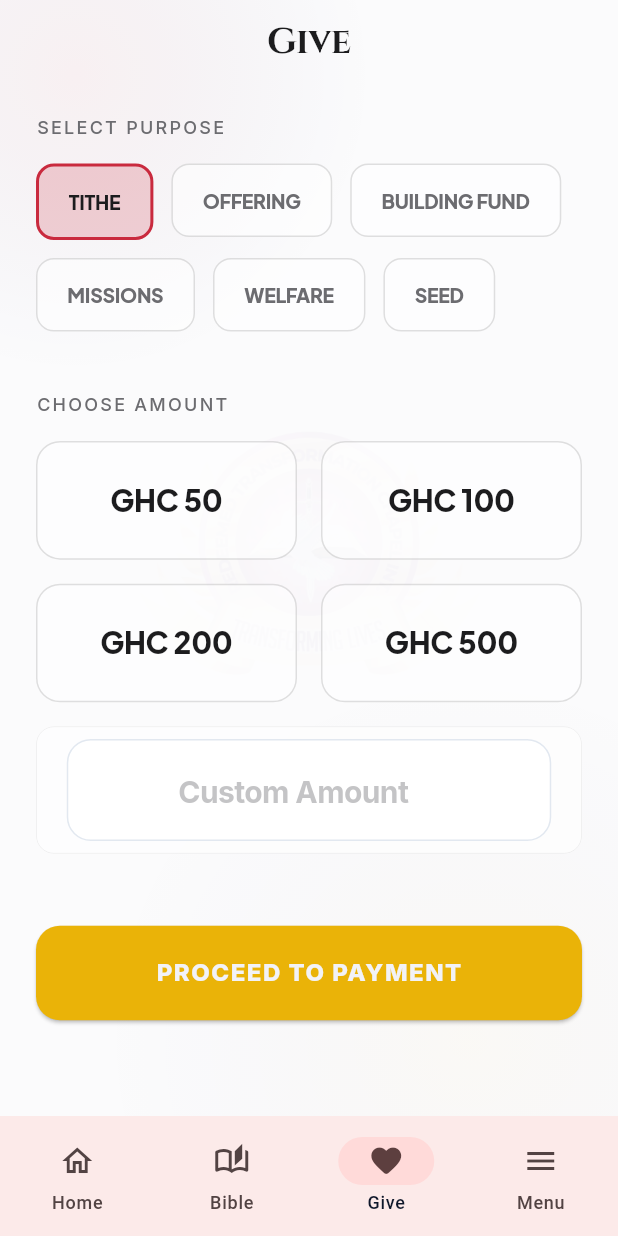
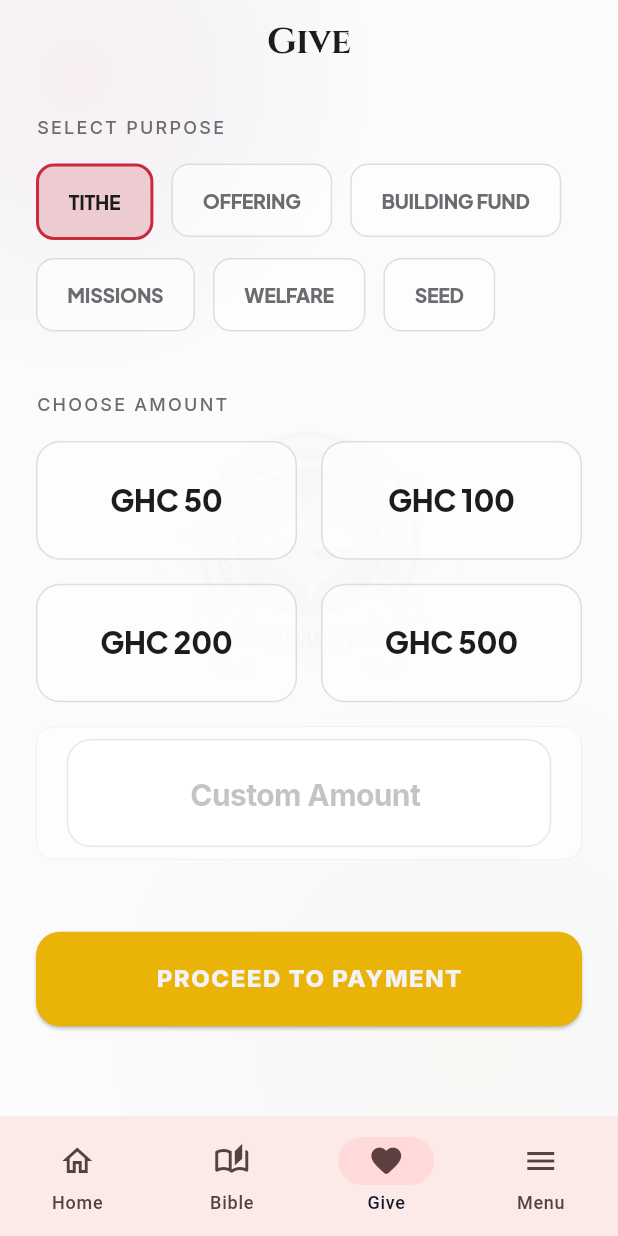
Before and after one commit to 1mos-droid/rtci-mobile, a Flutter app: the screen it shows once a user with an empty profile is signed in, item 3 of the bottom bar chosen, on a phone screen of 412 x 824 dp. Run offline on Flutter 3.47's test engine with Material 3 defaults, Android fonts, the light colour scheme and no system bars; our stand-ins replace cloud_firestore, firebase_auth, firebase_core, firebase_messaging, firebase_storage, flutter_animate and 8 more; accounts and stored records are empty; generated files the repository leaves out were written again; network calls fail; statements that could not run were skipped.

Commit message:
refactor: update app_theme.dart (part 120/1500)

```diff
--- a/lib/theme/app_theme.dart
+++ b/lib/theme/app_theme.dart
@@ -118,6 +118,10 @@ class AppTheme {
         errorBorder: OutlineInputBorder(
           borderRadius: BorderRadius.circular(16),
           borderSide: const BorderSide(color: systemRed, width: 1.0),
+        ),
+        contentPadding: const EdgeInsets.symmetric(horizontal: 20, vertical: 18),
+        labelStyle: const TextStyle(color: systemGray, fontSize: 15, fontWeight: FontWeight.w500),
+        hintStyle: const TextStyle(color: systemGray2, fontSize: 15),
       ),
     );
   }
```
